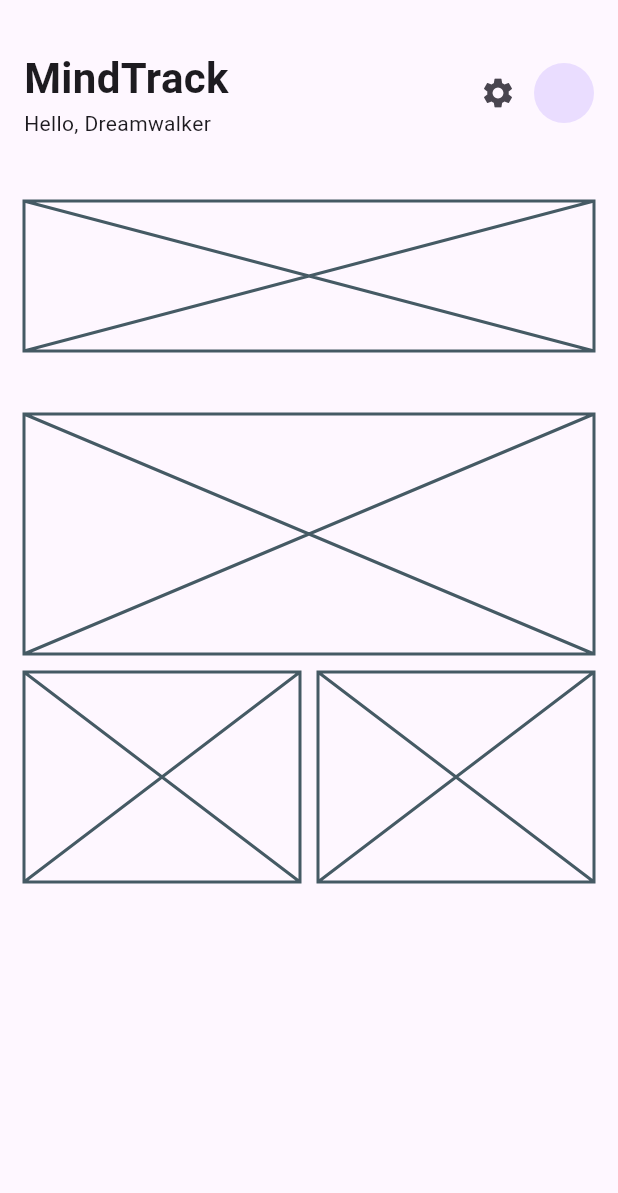
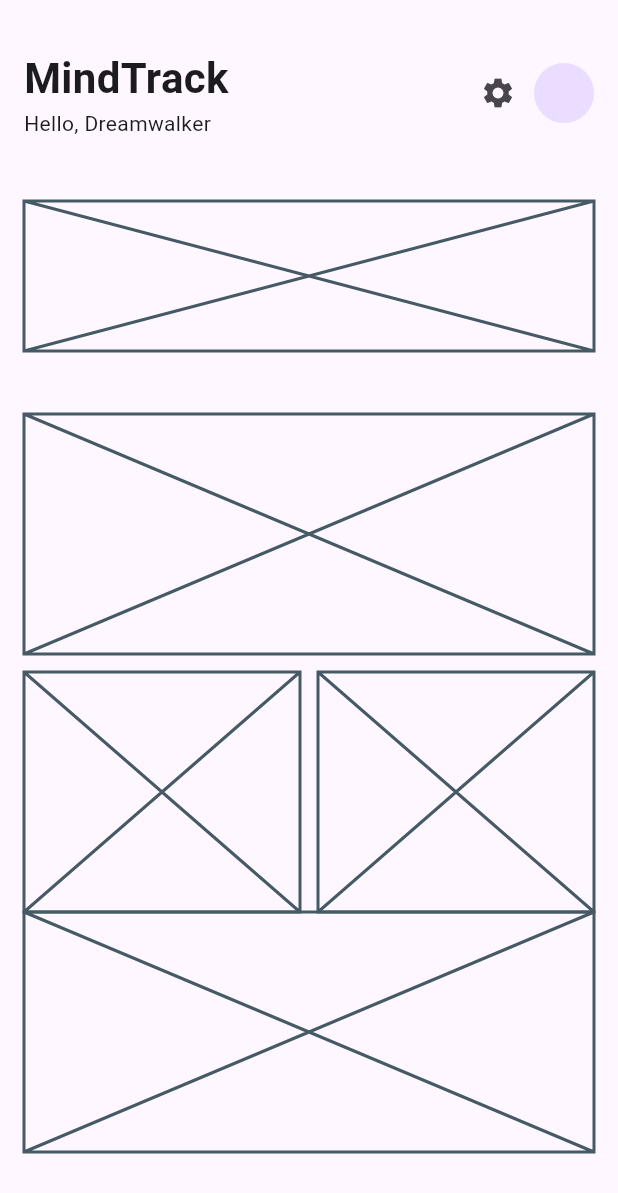
Before and after one commit to JAICHANGPARK/flutter_notebook_chapter_43, a Flutter app: the HabitJournalHomeScreen widget shown alone on an empty page, opened directly, on a phone screen of 412 x 824 dp. Shown: the top 1193 px of the screen. Run offline on Flutter 3.47's test engine with Material 3 defaults, Android fonts, the phone set to English and light mode, and no system bars; our stand-ins replace gap, hugeicons.

Commit message:
Update habit_journal_home_screen.dart

```diff
--- a/lib/ep2173_habit_journal_app/ui/home/habit_journal_home_screen.dart
+++ b/lib/ep2173_habit_journal_app/ui/home/habit_journal_home_screen.dart
@@ -53,7 +53,7 @@ class _HabitJournalHomeScreenState extends State<HabitJournalHomeScreen> {
               child: Placeholder(),
             ),  Gap(12),
             Container(
-              height: 140,
+              height: 160,
               child: Row(
                 spacing: 12,
                 children: [
@@ -62,7 +62,11 @@ class _HabitJournalHomeScreenState extends State<HabitJournalHomeScreen> {
                   Expanded(child: Placeholder(),),
                 ],
               )
-            )
+            ),
+            Container(
+              height: 160,
+              child: Placeholder(),
+            ),
           ],
         ),
       ),
```
